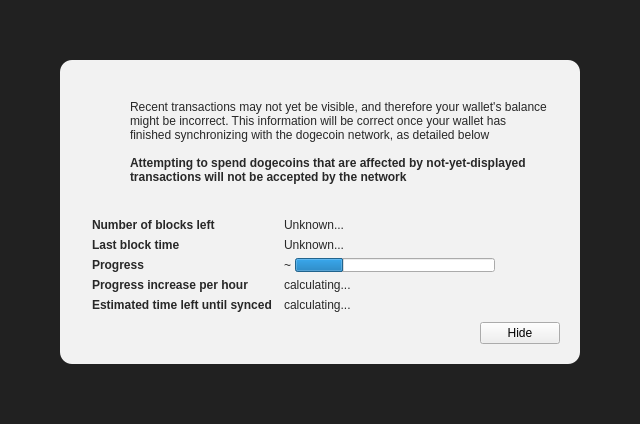
Old version of the form src/qt/forms/chainsyncoverlay.ui in the repository VadiqueMe/dogecoin.
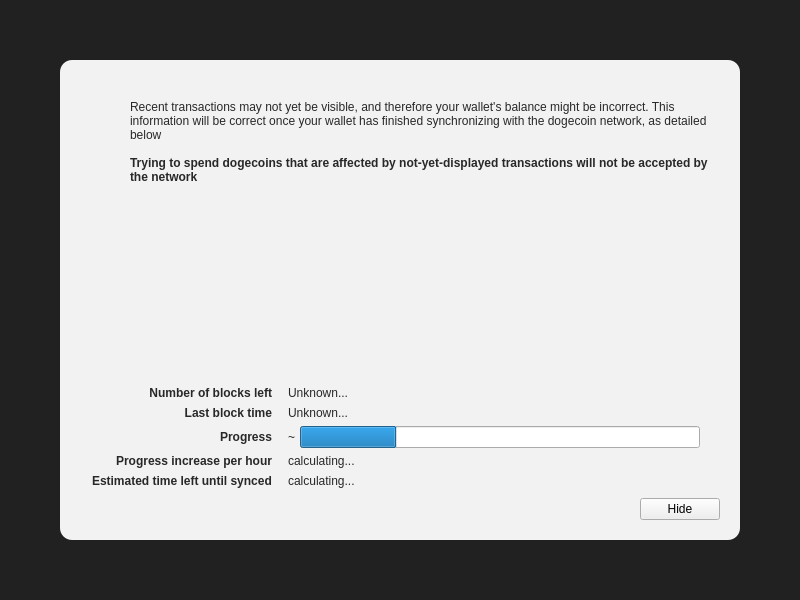
New version of the form. Icons and pictures are not drawn. Custom widgets are drawn as their Qt base class.

Patch:
```diff
--- a/src/qt/forms/chainsyncoverlay.ui
+++ b/src/qt/forms/chainsyncoverlay.ui
@@ -6,8 +6,8 @@
    <rect>
     <x>0</x>
     <y>0</y>
-    <width>640</width>
-    <height>424</height>
+    <width>800</width>
+    <height>600</height>
    </rect>
   </property>
   <property name="windowTitle">
@@ -169,7 +169,7 @@
                 </font>
                </property>
                <property name="text">
-                <string>Attempting to spend dogecoins that are affected by not-yet-displayed transactions will not be accepted by the network</string>
+                <string>Trying to spend dogecoins that are affected by not-yet-displayed transactions will not be accepted by the network</string>
                </property>
                <property name="textFormat">
                 <enum>Qt::RichText</enum>
@@ -223,22 +223,19 @@
           </spacer>
          </item>
          <item>
-          <layout class="QFormLayout" name="formLayout">
-           <property name="fieldGrowthPolicy">
-            <enum>QFormLayout::FieldsStayAtSizeHint</enum>
+          <layout class="QGridLayout" name="detailsGridLayout">
+           <property name="leftMargin">
+            <number>12</number>
+           </property>
+           <property name="topMargin">
+            <number>10</number>
            </property>
            <property name="horizontalSpacing">
-            <number>12</number>
+            <number>16</number>
            </property>
            <property name="verticalSpacing">
             <number>6</number>
            </property>
-           <property name="leftMargin">
-            <number>12</number>
-           </property>
-           <property name="topMargin">
-            <number>10</number>
-           </property>
            <item row="0" column="0">
             <widget class="QLabel" name="labelNumberOfBlocksLeft">
              <property name="font">
@@ -250,6 +247,9 @@
              <property name="text">
               <string>Number of blocks left</string>
              </property>
+             <property name="alignment">
+              <set>Qt::AlignRight|Qt::AlignTrailing|Qt::AlignVCenter</set>
+             </property>
             </widget>
            </item>
            <item row="0" column="1">
@@ -276,6 +276,9 @@
              <property name="text">
               <string>Last block time</string>
              </property>
+             <property name="alignment">
+              <set>Qt::AlignRight|Qt::AlignTrailing|Qt::AlignVCenter</set>
+             </property>
             </widget>
            </item>
            <item row="1" column="1">
@@ -302,10 +305,13 @@
              <property name="text">
               <string>Progress</string>
              </property>
+             <property name="alignment">
+              <set>Qt::AlignRight|Qt::AlignTrailing|Qt::AlignVCenter</set>
+             </property>
             </widget>
            </item>
            <item row="2" column="1">
-            <layout class="QHBoxLayout" name="horizontalLayoutSync" stretch="0,0,1">
+            <layout class="QHBoxLayout" name="horizontalLayoutSync" stretch="0,0,1,0">
              <item>
               <widget class="QLabel" name="percentageProgress">
                <property name="text">
@@ -323,8 +329,8 @@
                </property>
                <property name="sizeHint" stdset="0">
                 <size>
-                 <width>4</width>
-                 <height>4</height>
+                 <width>5</width>
+                 <height>5</height>
                 </size>
                </property>
               </spacer>
@@ -345,9 +351,25 @@
                </property>
               </widget>
              </item>
+             <item>
+              <spacer name="horizontalSpacer_4">
+               <property name="orientation">
+                <enum>Qt::Horizontal</enum>
+               </property>
+               <property name="sizeType">
+                <enum>QSizePolicy::Fixed</enum>
+               </property>
+               <property name="sizeHint" stdset="0">
+                <size>
+                 <width>20</width>
+                 <height>1</height>
+                </size>
+               </property>
+              </spacer>
+             </item>
             </layout>
            </item>
-           <item row="4" column="0">
+           <item row="3" column="0">
             <widget class="QLabel" name="labelProgressIncrease">
              <property name="font">
               <font>
@@ -358,9 +380,12 @@
              <property name="text">
               <string>Progress increase per hour</string>
              </property>
+             <property name="alignment">
+              <set>Qt::AlignRight|Qt::AlignTrailing|Qt::AlignVCenter</set>
+             </property>
             </widget>
            </item>
-           <item row="4" column="1">
+           <item row="3" column="1">
             <widget class="QLabel" name="progressIncreasePerH">
              <property name="sizePolicy">
               <sizepolicy hsizetype="Maximum" vsizetype="Preferred">
@@ -373,7 +398,7 @@
              </property>
             </widget>
            </item>
-           <item row="5" column="0">
+           <item row="4" column="0">
             <widget class="QLabel" name="labelEstimatedTimeLeft">
              <property name="font">
               <font>
@@ -384,9 +409,12 @@
              <property name="text">
               <string>Estimated time left until synced</string>
              </property>
+             <property name="alignment">
+              <set>Qt::AlignLeading|Qt::AlignLeft|Qt::AlignVCenter</set>
+             </property>
             </widget>
            </item>
-           <item row="5" column="1">
+           <item row="4" column="1">
             <widget class="QLabel" name="expectedTimeLeft">
              <property name="sizePolicy">
               <sizepolicy hsizetype="Maximum" vsizetype="Preferred">
```
